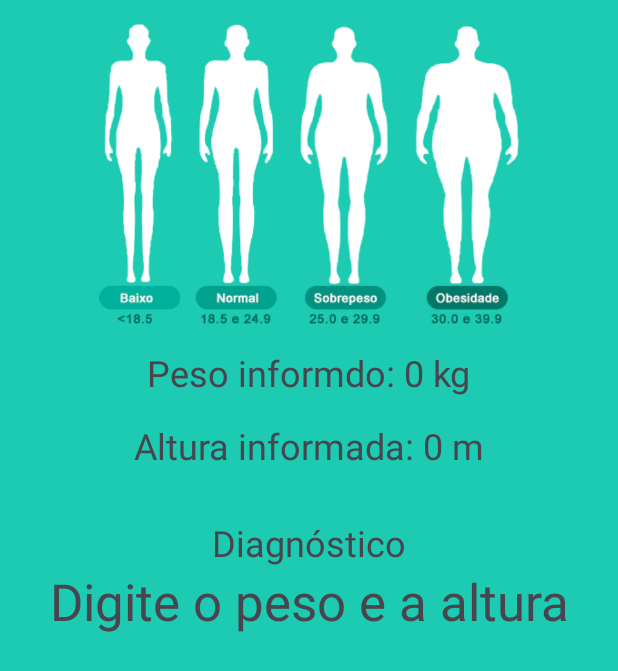
After one commit to valmirfd/controle-imc, an Android app: the ResultadoActivity screen opened directly, with no data from a screen before it, on a phone screen of 412 x 824 dp. The commit adds this screen. Shown: the top 671 px of the screen. Run offline under Robolectric (Android 15) with nearby library versions, the phone set to English and light mode, and no system bars.

Commit message:
Tela de resultado criada

```diff
--- a/app/src/main/AndroidManifest.xml
+++ b/app/src/main/AndroidManifest.xml
@@ -13,6 +13,9 @@
         android:theme="@style/Theme.Controleimc"
         tools:targetApi="31">
         <activity
+            android:name=".ResultadoActivity"
+            android:exported="false" />
+        <activity
             android:name=".MainActivity"
             android:exported="true">
             <intent-filter>
--- a/app/src/main/java/com/valorizeseusamigos/controle_imc/MainActivity.kt
+++ b/app/src/main/java/com/valorizeseusamigos/controle_imc/MainActivity.kt
@@ -1,11 +1,24 @@
 package com.valorizeseusamigos.controle_imc
 
+import android.content.Intent
 import androidx.appcompat.app.AppCompatActivity
 import android.os.Bundle
+import android.widget.Button
 
 class MainActivity : AppCompatActivity() {
+
+    private lateinit var btnCalcular: Button
+
     override fun onCreate(savedInstanceState: Bundle?) {
         super.onCreate(savedInstanceState)
         setContentView(R.layout.activity_main)
+
+        btnCalcular = findViewById(R.id.btn_calcular)
+
+        btnCalcular.setOnClickListener {
+
+            val intent = Intent(this, ResultadoActivity::class.java)
+            startActivity(intent)
+        }
     }
 }
--- /dev/null
+++ b/app/src/main/java/com/valorizeseusamigos/controle_imc/ResultadoActivity.kt
@@ -0,0 +1,11 @@
+package com.valorizeseusamigos.controle_imc
+
+import androidx.appcompat.app.AppCompatActivity
+import android.os.Bundle
+
+class ResultadoActivity : AppCompatActivity() {
+    override fun onCreate(savedInstanceState: Bundle?) {
+        super.onCreate(savedInstanceState)
+        setContentView(R.layout.activity_resultado)
+    }
+}
--- a/app/src/main/res/layout/activity_main.xml
+++ b/app/src/main/res/layout/activity_main.xml
@@ -31,6 +31,7 @@
         app:layout_constraintTop_toBottomOf="@+id/imageView">
 
         <com.google.android.material.textfield.TextInputEditText
+            android:id="@+id/edit_peso"
             android:layout_width="match_parent"
             android:layout_height="wrap_content"
             android:hint="Digite o seu peso ex: 60.5"
@@ -50,6 +51,7 @@
         app:layout_constraintTop_toBottomOf="@+id/textInputLayout">
 
         <com.google.android.material.textfield.TextInputEditText
+            android:id="@+id/edit_altura"
             android:layout_width="match_parent"
             android:layout_height="wrap_content"
             android:hint="Digite a sua altura ex: 1.70"
@@ -67,7 +69,7 @@
         app:layout_constraintTop_toBottomOf="@+id/textInputLayout2" />
 
     <Button
-        android:id="@+id/button"
+        android:id="@+id/btn_calcular"
         android:layout_width="0dp"
         android:layout_height="60dp"
         android:layout_marginStart="16dp"
--- /dev/null
+++ b/app/src/main/res/layout/activity_resultado.xml
@@ -0,0 +1,71 @@
+<?xml version="1.0" encoding="utf-8"?>
+<androidx.constraintlayout.widget.ConstraintLayout xmlns:android="http://schemas.android.com/apk/res/android"
+    xmlns:app="http://schemas.android.com/apk/res-auto"
+    xmlns:tools="http://schemas.android.com/tools"
+    android:layout_width="match_parent"
+    android:layout_height="match_parent"
+    tools:context=".ResultadoActivity">
+
+    <ImageView
+        android:id="@+id/imageView2"
+        android:layout_width="0dp"
+        android:layout_height="200dp"
+        android:layout_marginStart="16dp"
+        android:layout_marginTop="16dp"
+        android:layout_marginEnd="16dp"
+        app:layout_constraintEnd_toEndOf="parent"
+        app:layout_constraintHorizontal_bias="0.5"
+        app:layout_constraintStart_toStartOf="parent"
+        app:layout_constraintTop_toTopOf="parent"
+        app:srcCompat="@drawable/resultado" />
+
+    <TextView
+        android:id="@+id/text_peso"
+        android:layout_width="wrap_content"
+        android:layout_height="wrap_content"
+        android:layout_marginTop="16dp"
+        android:text="Peso informdo: 0 kg"
+        android:textSize="24sp"
+        app:layout_constraintEnd_toEndOf="parent"
+        app:layout_constraintHorizontal_bias="0.5"
+        app:layout_constraintStart_toStartOf="parent"
+        app:layout_constraintTop_toBottomOf="@+id/imageView2" />
+
+    <TextView
+        android:id="@+id/text_altura"
+        android:layout_width="wrap_content"
+        android:layout_height="wrap_content"
+        android:layout_marginTop="16dp"
+        android:text="Altura informada: 0 m"
+        android:textSize="24sp"
+        app:layout_constraintEnd_toEndOf="parent"
+        app:layout_constraintHorizontal_bias="0.5"
+        app:layout_constraintStart_toStartOf="parent"
+        app:layout_constraintTop_toBottomOf="@+id/text_peso" />
+
+    <TextView
+        android:id="@+id/textView5"
+        android:layout_width="wrap_content"
+        android:layout_height="wrap_content"
+        android:layout_marginTop="32dp"
+        android:text="Diagnóstico"
+        android:textSize="24sp"
+        app:layout_constraintEnd_toEndOf="parent"
+        app:layout_constraintHorizontal_bias="0.5"
+        app:layout_constraintStart_toStartOf="parent"
+        app:layout_constraintTop_toBottomOf="@+id/text_altura" />
+
+    <TextView
+        android:id="@+id/text_resultado"
+        android:layout_width="0dp"
+        android:layout_height="wrap_content"
+        android:layout_marginStart="16dp"
+        android:layout_marginEnd="16dp"
+        android:text="Digite o peso e a altura"
+        android:textSize="34sp"
+        android:textAlignment="center"
+        app:layout_constraintEnd_toEndOf="parent"
+        app:layout_constraintHorizontal_bias="0.5"
+        app:layout_constraintStart_toStartOf="parent"
+        app:layout_constraintTop_toBottomOf="@+id/textView5" />
+</androidx.constraintlayout.widget.ConstraintLayout>
```
